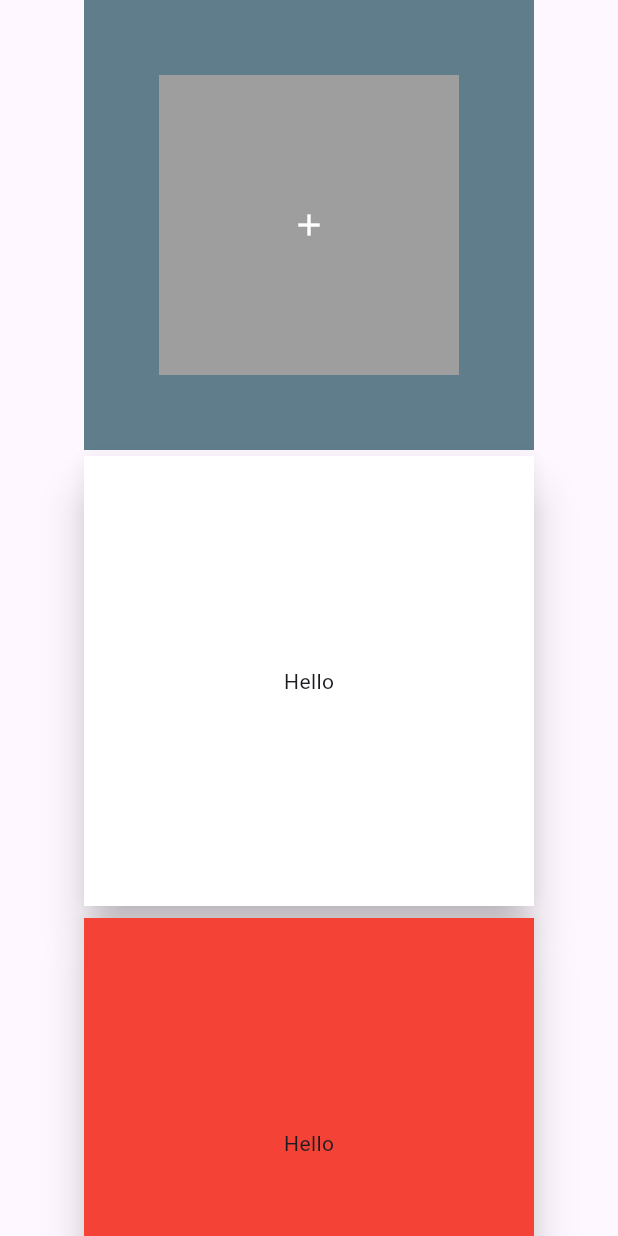
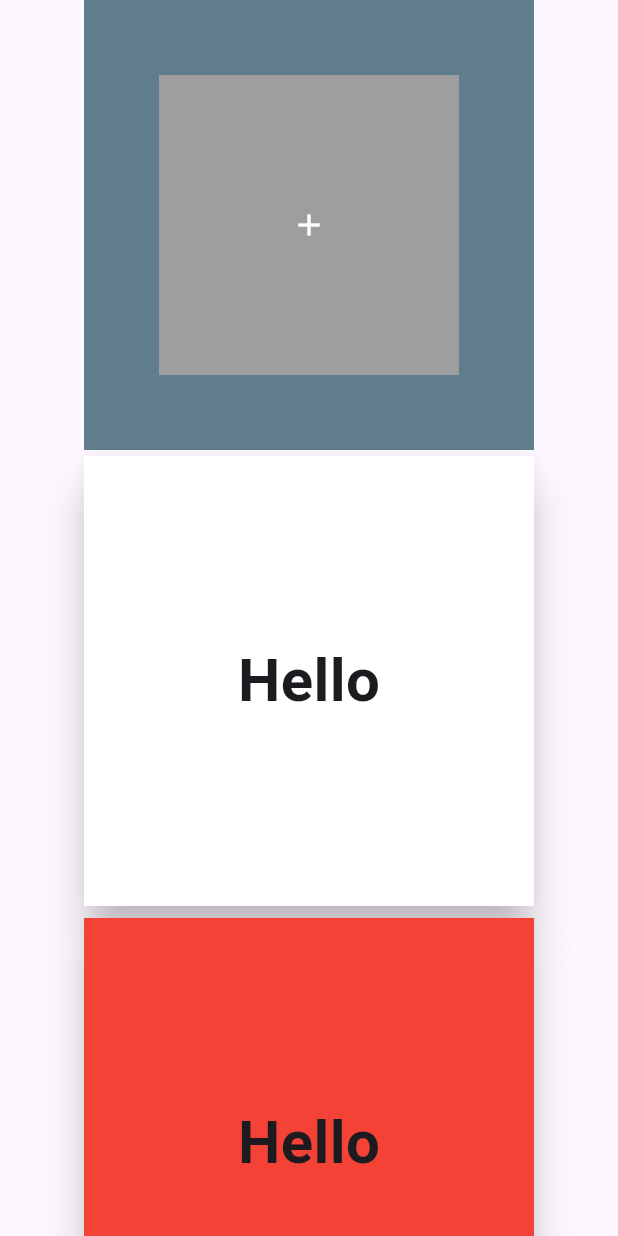
Before and after one commit to pallavipradhan5578/Flutter_practice, a Flutter app: the screen it shows after launch, on a phone screen of 412 x 824 dp. Run offline on Flutter 3.47's test engine with Material 3 defaults, Android fonts, the phone set to English and light mode, and no system bars.

Commit message:
card widget practics.dart

```diff
--- a/lib/Widgets/Stack.dart
+++ b/lib/Widgets/Stack.dart
@@ -31,35 +31,35 @@ class _StackWidgetState extends State<StackWidget> {
                 ],
               ),
             ),Card(
-            child: Container(height:300,width:300,color:Colors.white,child: Center(child: Text("Hello"))),color: Colors.purple,elevation: 12,
+            child: Container(height:300,width:300,color:Colors.white,child: Center(child: Text("Hello",style: TextStyle(fontSize: 40,fontWeight: FontWeight.bold),))),color: Colors.purple,elevation: 12,
             ),Card(
-            child: Container(height:300,width:300,color:Colors.red,child: Center(child: Text("Hello"))),color: Colors.purple,elevation: 12,
+            child: Container(height:300,width:300,color:Colors.red,child: Center(child: Text("Hello",style: TextStyle(fontSize: 40,fontWeight: FontWeight.bold)))),color: Colors.purple,elevation: 12,
             ),Card(
-            child: Container(height:300,width:300,color:Colors.green,child: Center(child: Text("Hello"))),color: Colors.purple,elevation: 12,
+            child: Container(height:300,width:300,color:Colors.green,child: Center(child: Text("Hello",style: TextStyle(fontSize: 40,fontWeight: FontWeight.bold)))),color: Colors.purple,elevation: 12,
             ),Card(
-            child: Container(height:100,width:100,color:Colors.blue,child: Center(child: Text("Hello"))),color: Colors.purple,elevation: 12,
+            child: Container(height:300,width:300,color:Colors.blue,child: Center(child: Text("Hello",style: TextStyle(fontSize: 40,fontWeight: FontWeight.bold)))),color: Colors.purple,elevation: 12,
             ),Card(
-            child: Container(height:100,width:100,color:Colors.brown,child: Center(child: Text("Hello"))),color: Colors.purple,elevation: 12,
+            child: Container(height:300,width:300,color:Colors.brown,child: Center(child: Text("Hello",style: TextStyle(fontSize: 40,fontWeight: FontWeight.bold)))),color: Colors.purple,elevation: 12,
             ),Card(
-            child: Container(height:100,width:100,color:Colors.white,child: Center(child: Text("Hello"))),color: Colors.purple,elevation: 12,
+            child: Container(height:300,width:300,color:Colors.white,child: Center(child: Text("Hello",style: TextStyle(fontSize: 40,fontWeight: FontWeight.bold)))),color: Colors.purple,elevation: 12,
             ),Card(
-            child: Container(height:100,width:100,color:Colors.red,child: Center(child: Text("Hello"))),color: Colors.purple,elevation: 12,
+            child: Container(height:300,width:300,color:Colors.red,child: Center(child: Text("Hello",style: TextStyle(fontSize: 40,fontWeight: FontWeight.bold)))),color: Colors.purple,elevation: 12,
             ),Card(
-            child: Container(height:100,width:100,color:Colors.green,child: Center(child: Text("Hello"))),color: Colors.purple,elevation: 12,
+            child: Container(height:300,width:300,color:Colors.green,child: Center(child: Text("Hello",style: TextStyle(fontSize: 40,fontWeight: FontWeight.bold)))),color: Colors.purple,elevation: 12,
             ),Card(
-            child: Container(height:100,width:100,color:Colors.blue,child: Center(child: Text("Hello"))),color: Colors.purple,elevation: 12,
+            child: Container(height:300,width:300,color:Colors.blue,child: Center(child: Text("Hello",style: TextStyle(fontSize: 40,fontWeight: FontWeight.bold)))),color: Colors.purple,elevation: 12,
             ),Card(
-            child: Container(height:100,width:100,color:Colors.brown,child: Center(child: Text("Hello"))),color: Colors.purple,elevation: 12,
+            child: Container(height:300,width:300,color:Colors.brown,child: Center(child: Text("Hello",style: TextStyle(fontSize: 40,fontWeight: FontWeight.bold)))),color: Colors.purple,elevation: 12,
             ),Card(
-            child: Container(height:100,width:100,color:Colors.white,child: Center(child: Text("Hello"))),color: Colors.purple,elevation: 12,
+            child: Container(height:300,width:300,color:Colors.white,child: Center(child: Text("Hello",style: TextStyle(fontSize: 40,fontWeight: FontWeight.bold)))),color: Colors.purple,elevation: 12,
             ),Card(
-            child: Container(height:100,width:100,color:Colors.red,child: Center(child: Text("Hello"))),color: Colors.purple,elevation: 12,
+            child: Container(height:300,width:300,color:Colors.red,child: Center(child: Text("Hello",style: TextStyle(fontSize: 40,fontWeight: FontWeight.bold)))),color: Colors.purple,elevation: 12,
             ),Card(
-            child: Container(height:100,width:100,color:Colors.green,child: Center(child: Text("Hello"))),color: Colors.purple,elevation: 12,
+            child: Container(height:200,width:300,color:Colors.green,child: Center(child: Text("Hello",style: TextStyle(fontSize: 40,fontWeight: FontWeight.bold)))),color: Colors.purple,elevation: 12,
             ),Card(
-            child: Container(height:100,width:100,color:Colors.blue,child: Center(child: Text("Hello"))),color: Colors.purple,elevation: 12,
+            child: Container(height:300,width:300,color:Colors.blue,child: Center(child: Text("Hello",style: TextStyle(fontSize: 40,fontWeight: FontWeight.bold)))),color: Colors.purple,elevation: 12,
             ),Card(
-            child: Container(height:100,width:100,color:Colors.brown,child: Center(child: Text("Hello"))),color: Colors.purple,elevation: 12,
+            child: Container(height:300,width:300,color:Colors.brown,child: Center(child: Text("Hello",style: TextStyle(fontSize: 40,fontWeight: FontWeight.bold)))),color: Colors.purple,elevation: 12,
             )
           ],
         ),
```
